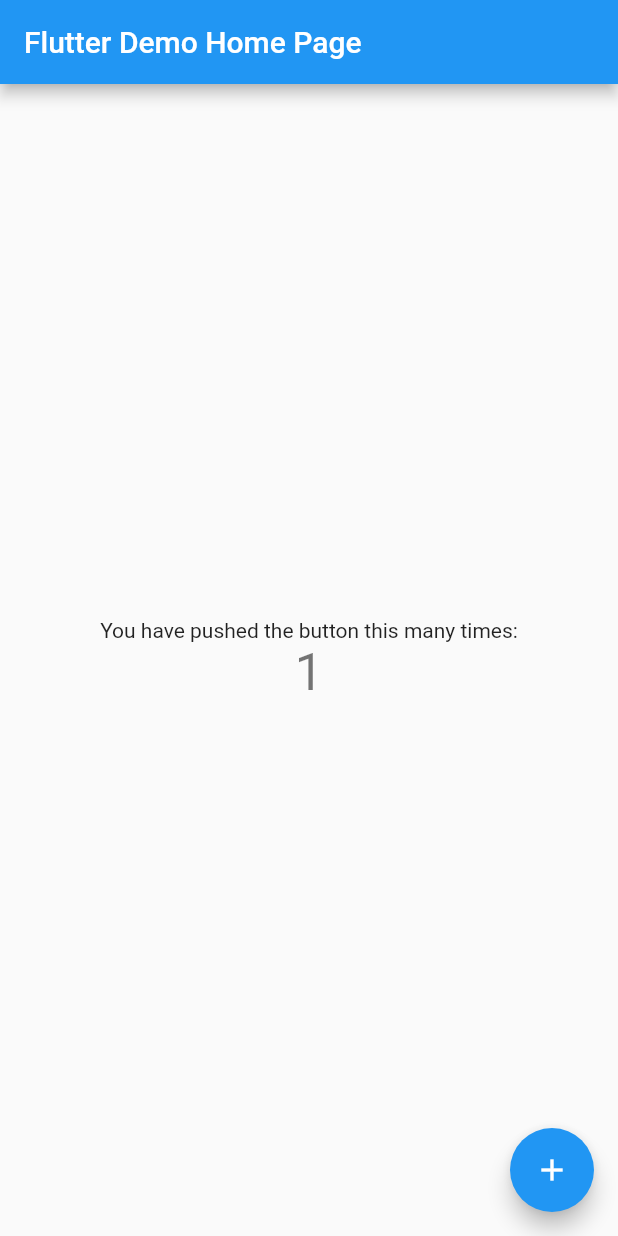
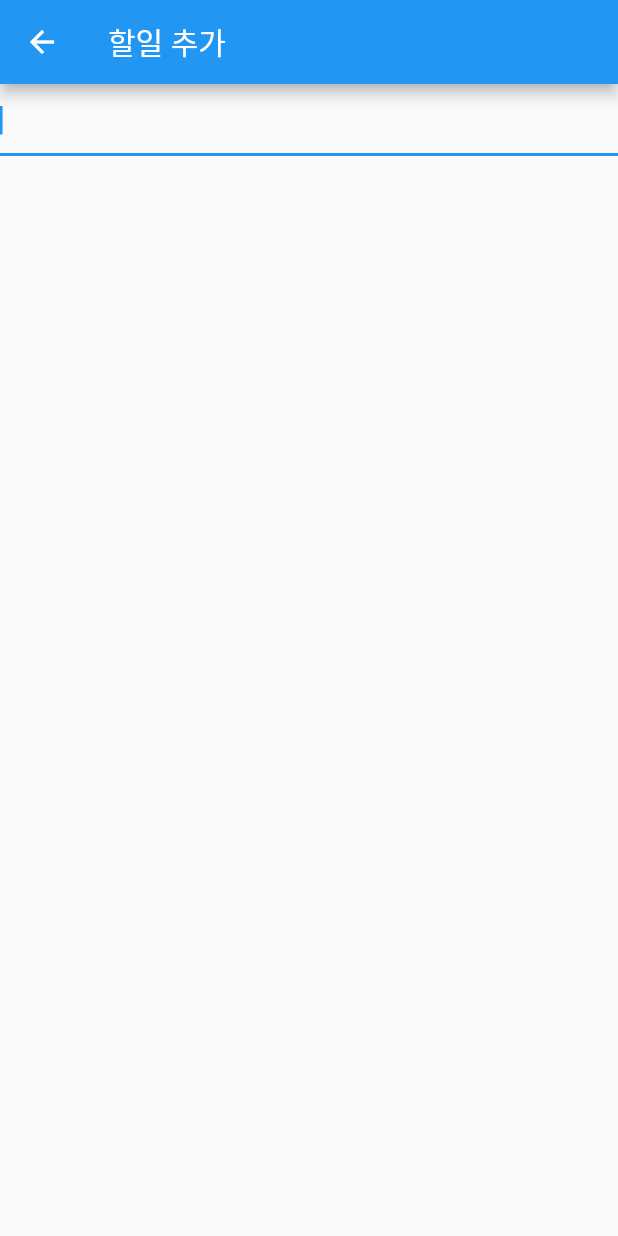
Before and after one commit to dv-zinke/flutter_todolist, a Flutter app: the screen it shows after launch, after a tap on the "add" icon, on a phone screen of 412 x 824 dp. Run offline on Flutter 3.47's test engine with Material 2 defaults, Android fonts, the phone set to English and light mode, and no system bars.

Commit message:
추가하는 기능 만듬

```diff
--- /dev/null
+++ b/lib/AddItemScreen.dart
@@ -0,0 +1,20 @@
+import 'package:flutter/material.dart';
+
+class AddItemScreen extends StatelessWidget {
+  @override
+  Widget build(BuildContext context) {
+    return Scaffold(
+      appBar: AppBar(
+        title: Text('할일 추가'),
+      ),
+      body: TextField(
+        autofocus: true,
+        onSubmitted: (val){
+          Navigator.of(context).pop({
+            'item':val
+          });
+        },
+      ),
+    );
+  }
+}
--- /dev/null
+++ b/lib/FloatButton.dart
@@ -0,0 +1,14 @@
+import 'package:flutter/material.dart';
+
+class FloatButton extends StatelessWidget {
+  FloatButton({this.onPressed});
+  final VoidCallback onPressed;
+  @override
+  Widget build(BuildContext context) {
+    return FloatingActionButton(
+      onPressed: onPressed,
+      tooltip: '추가',
+      child: Icon(Icons.add),
+    );
+  }
+}
--- /dev/null
+++ b/lib/TodoList.dart
@@ -0,0 +1,57 @@
+import 'package:flutter/material.dart';
+import 'package:flutter_todolist/AddItemScreen.dart';
+import 'package:flutter_todolist/FloatButton.dart';
+
+class TodoList extends StatefulWidget {
+  @override
+  _TodoListState createState() => _TodoListState();
+}
+
+class _TodoListState extends State<TodoList> {
+  List<String> _todoItems = [];
+
+  Widget _buildTodoList() {
+    // ignore: missing_return
+    return ListView.builder(itemBuilder: (context, index) {
+        if(index < _todoItems.length) {
+          return _buildTodoItem(_todoItems[index]);
+        }
+
+    });
+  }
+
+  Widget _buildTodoItem(String todoText){
+    return ListTile(
+      title: Text(todoText),
+    );
+  }
+  _addTodoItem(String item) {
+    setState(() {
+      _todoItems.add(item);
+    });
+  }
+
+
+  _test() async {
+    Map results = await Navigator.of(context).push(MaterialPageRoute(
+      builder: (BuildContext context){
+        return AddItemScreen();
+      }
+    ));
+
+    if(results != null && results.containsKey('item')) {
+      _addTodoItem(results['item']);
+    }
+  }
+
+  @override
+  Widget build(BuildContext context) {
+    return Scaffold(
+      appBar: AppBar(
+        title: Text('dd'),
+      ),
+      body: _buildTodoList(),
+      floatingActionButton: FloatButton(onPressed:_test),
+    );
+  }
+}
--- a/lib/main.dart
+++ b/lib/main.dart
@@ -1,111 +1,15 @@
 import 'package:flutter/material.dart';
+import 'package:flutter_todolist/TodoList.dart';
 
-void main() => runApp(MyApp());
+void main() => runApp(TodoApp());
 
-class MyApp extends StatelessWidget {
+class TodoApp extends StatelessWidget {
   // This widget is the root of your application.
   @override
   Widget build(BuildContext context) {
     return MaterialApp(
-      title: 'Flutter Demo',
-      theme: ThemeData(
-        // This is the theme of your application.
-        //
-        // Try running your application with "flutter run". You'll see the
-        // application has a blue toolbar. Then, without quitting the app, try
-        // changing the primarySwatch below to Colors.green and then invoke
-        // "hot reload" (press "r" in the console where you ran "flutter run",
-        // or simply save your changes to "hot reload" in a Flutter IDE).
-        // Notice that the counter didn't reset back to zero; the application
-        // is not restarted.
-        primarySwatch: Colors.blue,
-      ),
-      home: MyHomePage(title: 'Flutter Demo Home Page'),
+      title: 'TodoList',
+      home:TodoList(),
     );
   }
 }
-
-class MyHomePage extends StatefulWidget {
-  MyHomePage({Key key, this.title}) : super(key: key);
-
-  // This widget is the home page of your application. It is stateful, meaning
-  // that it has a State object (defined below) that contains fields that affect
-  // how it looks.
-
-  // This class is the configuration for the state. It holds the values (in this
-  // case the title) provided by the parent (in this case the App widget) and
-  // used by the build method of the State. Fields in a Widget subclass are
-  // always marked "final".
-
-  final String title;
-
-  @override
-  _MyHomePageState createState() => _MyHomePageState();
-}
-
-class _MyHomePageState extends State<MyHomePage> {
-  int _counter = 0;
-
-  void _incrementCounter() {
-    setState(() {
-      // This call to setState tells the Flutter framework that something has
-      // changed in this State, which causes it to rerun the build method below
-      // so that the display can reflect the updated values. If we changed
-      // _counter without calling setState(), then the build method would not be
-      // called again, and so nothing would appear to happen.
-      _counter++;
-    });
-  }
-
-  @override
-  Widget build(BuildContext context) {
-    // This method is rerun every time setState is called, for instance as done
-    // by the _incrementCounter method above.
-    //
-    // The Flutter framework has been optimized to make rerunning build methods
-    // fast, so that you can just rebuild anything that needs updating rather
-    // than having to individually change instances of widgets.
-    return Scaffold(
-      appBar: AppBar(
-        // Here we take the value from the MyHomePage object that was created by
-        // the App.build method, and use it to set our appbar title.
-        title: Text(widget.title),
-      ),
-      body: Center(
-        // Center is a layout widget. It takes a single child and positions it
-        // in the middle of the parent.
-        child: Column(
-          // Column is also a layout widget. It takes a list of children and
-          // arranges them vertically. By default, it sizes itself to fit its
-          // children horizontally, and tries to be as tall as its parent.
-          //
-          // Invoke "debug painting" (press "p" in the console, choose the
-          // "Toggle Debug Paint" action from the Flutter Inspector in Android
-          // Studio, or the "Toggle Debug Paint" command in Visual Studio Code)
-          // to see the wireframe for each widget.
-          //
-          // Column has various properties to control how it sizes itself and
-          // how it positions its children. Here we use mainAxisAlignment to
-          // center the children vertically; the main axis here is the vertical
-          // axis because Columns are vertical (the cross axis would be
-          // horizontal).
-          mainAxisAlignment: MainAxisAlignment.center,
-          children: <Widget>[
-            Text(
-              'You have pushed the button this many times:',
-            ),
-            Text(
-              '$_counter',
-              style: Theme.of(context).textTheme.display1,
-            ),
-          ],
-        ),
-      ),
-      floatingActionButton: FloatingActionButton(
-        onPressed: _incrementCounter,
-        tooltip: 'Increment',
-        child: Icon(Icons.add),
-      ), // This trailing comma makes auto-formatting nicer for build methods.
-    );
-  }
-}
```
Also changed, not shown: 1 other file.
